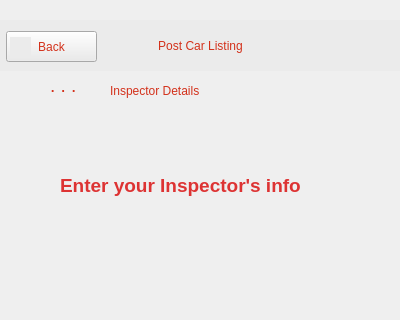
Above: src/ui/qt_ui/car_check_alt_2.ui from st1069364/CarBazaar before the change; both pictures show x 0 to 400 and y 0 to 320 of the 400 by 881 pixel window. Below: the same form after it.
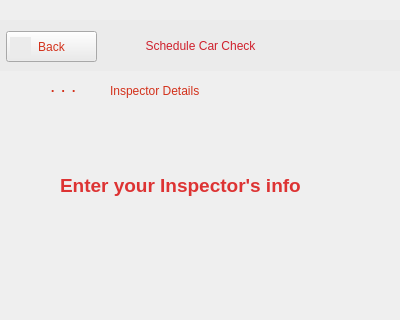
That is the form after the change. Icons and pictures are not drawn.

What changed in the file:
```diff
--- a/src/ui/qt_ui/car_check_alt_2.ui
+++ b/src/ui/qt_ui/car_check_alt_2.ui
@@ -97,7 +97,7 @@
       </rect>
      </property>
      <property name="text">
-      <string>&lt;html&gt;&lt;head/&gt;&lt;body&gt;&lt;p&gt;&lt;span style=&quot; color:#d3311b;&quot;&gt;Post Car Listing&lt;/span&gt;&lt;/p&gt;&lt;/body&gt;&lt;/html&gt;</string>
+      <string>&lt;html&gt;&lt;head/&gt;&lt;body&gt;&lt;p&gt;&lt;span style=&quot; color:#cf212d;&quot;&gt;Schedule Car Check&lt;/span&gt;&lt;/p&gt;&lt;/body&gt;&lt;/html&gt;</string>
      </property>
      <property name="alignment">
       <set>Qt::AlignCenter</set>
```
